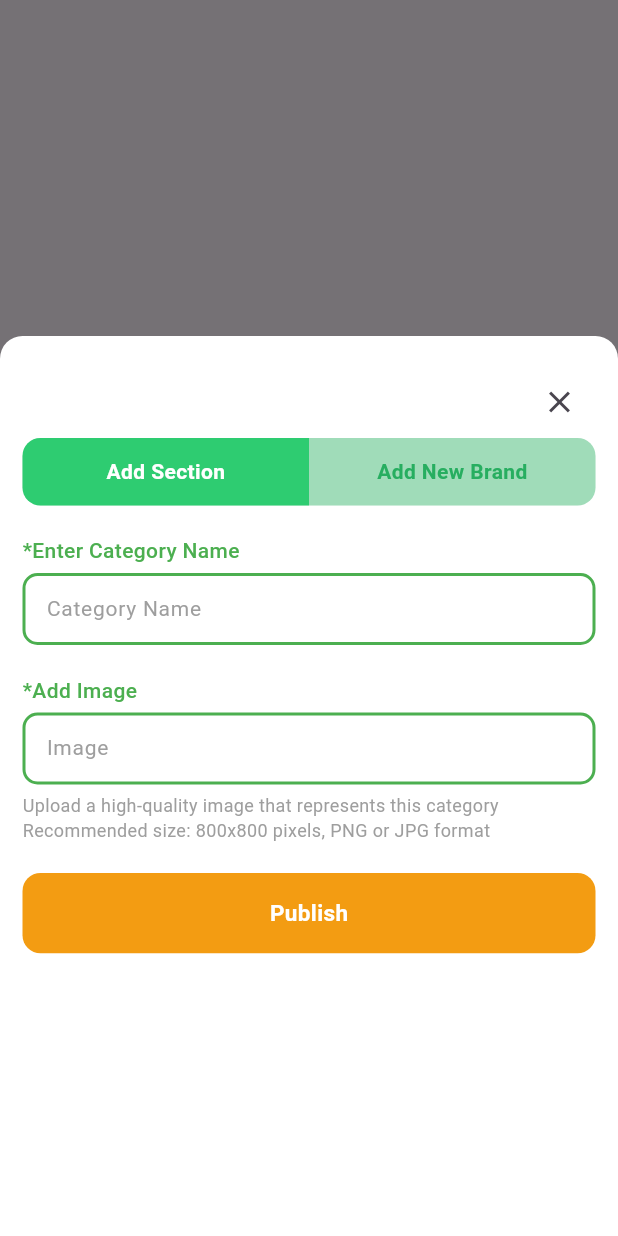
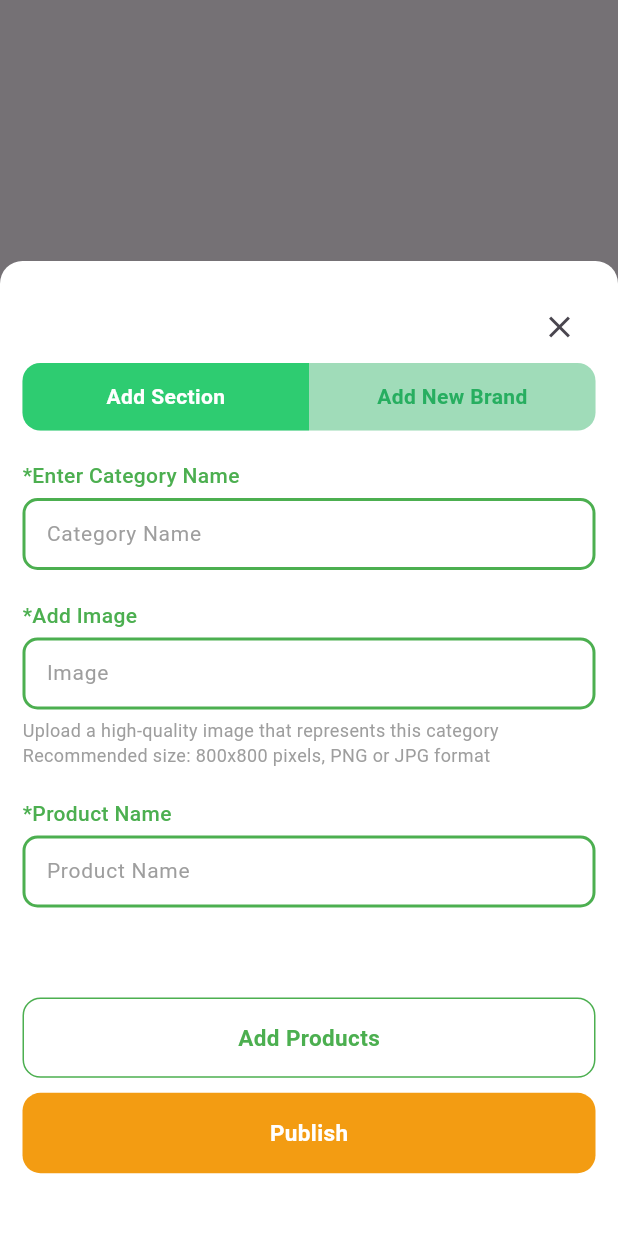
Before and after one commit to pokaktechnologies/supermarket-admin-fe, a Flutter app: what addSubCategorySheet() shows on an empty page, opened directly, on a phone screen of 412 x 824 dp. Run offline on Flutter 3.47's test engine with Material 3 defaults, Android fonts, the phone set to English and light mode, and no system bars.

Commit message:
product portion completed

```diff
--- a/lib/app.dart
+++ b/lib/app.dart
@@ -1,5 +1,6 @@
 import 'package:flutter/material.dart';
 import 'package:supermarket_admin_fe/views/auth/signup.dart';
+import 'package:supermarket_admin_fe/views/product/product_main/add_product.dart';
 
 
 class MyApp extends StatelessWidget {
@@ -15,6 +16,7 @@ class MyApp extends StatelessWidget {
         useMaterial3: true,
       ),
       home: const Signup(),
+      // home: const AddProductPage(),
     );
   }
 }
--- a/lib/views/product/subcategory/add_subcategory_sheet.dart
+++ b/lib/views/product/subcategory/add_subcategory_sheet.dart
@@ -4,6 +4,7 @@ import 'package:supermarket_admin_fe/core/themes/app_colors.dart';
 import 'package:supermarket_admin_fe/core/utils/navigations.dart';
 import 'package:supermarket_admin_fe/providers/category_providers.dart';
 import 'package:supermarket_admin_fe/widgets/buttons.dart/confirm_button.dart';
+import 'package:supermarket_admin_fe/widgets/buttons.dart/outerline_button.dart';
 
 void addSubCategorySheet(BuildContext context) {
   showModalBottomSheet<void>(
@@ -11,7 +12,7 @@ void addSubCategorySheet(BuildContext context) {
     isScrollControlled: true,
     builder: (BuildContext context) {
       return Container(
-        height: 600,
+        height: 650,
         decoration: const BoxDecoration(
           color: AppColors.white,
           borderRadius: BorderRadius.only(
@@ -200,6 +201,47 @@ void addSubCategorySheet(BuildContext context) {
                 ),
               ),
               const SizedBox(height: 20),
+              const Align(
+                alignment: Alignment.centerLeft,
+                child: Text(
+                  "*Product Name",
+                  style: TextStyle(
+                    color: AppColors.green,
+                    fontWeight: FontWeight.w500,
+                  ),
+                ),
+              ),
+              const SizedBox(height: 5),
+              TextField(
+                decoration: InputDecoration(
+                  filled: true,
+                  fillColor: AppColors.white,
+                  focusColor: AppColors.green,
+                  focusedBorder: OutlineInputBorder(
+                    borderSide:
+                        const BorderSide(color: AppColors.green, width: 2.0),
+                    borderRadius: BorderRadius.circular(10),
+                  ),
+                  border: OutlineInputBorder(
+                    borderSide:
+                        const BorderSide(color: AppColors.green, width: 2.0),
+                    borderRadius: BorderRadius.circular(10),
+                  ),
+                  enabledBorder: OutlineInputBorder(
+                    borderSide:
+                        const BorderSide(color: AppColors.green, width: 2.0),
+                    borderRadius: BorderRadius.circular(10),
+                  ),
+                  hintText: 'Product Name',
+                  hintStyle: const TextStyle(color: AppColors.grey),
+                  contentPadding:
+                      const EdgeInsets.symmetric(horizontal: 12, vertical: 8),
+                ),
+                style: const TextStyle(fontSize: 14),
+              ),
+              const SizedBox(height: 60),
+              const OuterlineButton(text: "Add Products"),
+              const SizedBox(height: 10),
               const ConfirmButton(text: "Publish")
             ],
           ),
--- /dev/null
+++ b/lib/widgets/buttons.dart/outerline_button.dart
@@ -0,0 +1,40 @@
+import 'package:flutter/material.dart';
+import 'package:supermarket_admin_fe/core/themes/app_colors.dart';
+import 'package:supermarket_admin_fe/core/utils/navigations.dart';
+import 'package:supermarket_admin_fe/views/product/product_main/add_product.dart';
+
+class OuterlineButton extends StatelessWidget {
+  final String text;
+  const OuterlineButton({super.key, required this.text});
+
+  @override
+  Widget build(BuildContext context) {
+    var size = MediaQuery.of(context).size;
+    var height = size.height;
+    var width = size.width;
+    return InkWell(
+      onTap: () {
+        pushNavigation(context, const AddProductPage());
+      },
+      child: Container(
+        height: height * 0.065,
+        width: width * width,
+        decoration: BoxDecoration(
+          color: AppColors.white,
+          borderRadius: BorderRadius.circular(12),
+          border: Border.all(color: AppColors.green),
+        ),
+        child: Center(
+          child: Text(
+            text,
+            style: const TextStyle(
+              color: AppColors.green,
+              fontWeight: FontWeight.bold,
+              fontSize: 15,
+            ),
+          ),
+        ),
+      ),
+    );
+  }
+}
--- a/pubspec.yaml
+++ b/pubspec.yaml
@@ -36,6 +36,7 @@ dependencies:
   # Use with the CupertinoIcons class for iOS style icons.
   cupertino_icons: ^1.0.8
   provider: ^6.1.5
+  intl: ^0.20.2
 
 dev_dependencies:
   flutter_test:
```
Also changed, not shown: lib/views/product/product_main/add_product.dart (added, +435 -0 lines), lib/views/product/product_main/product_main.dart (+8 -1 lines), lib/views/product/subcategory/sub_category.dart (+60 -64 lines), pubspec.lock.
